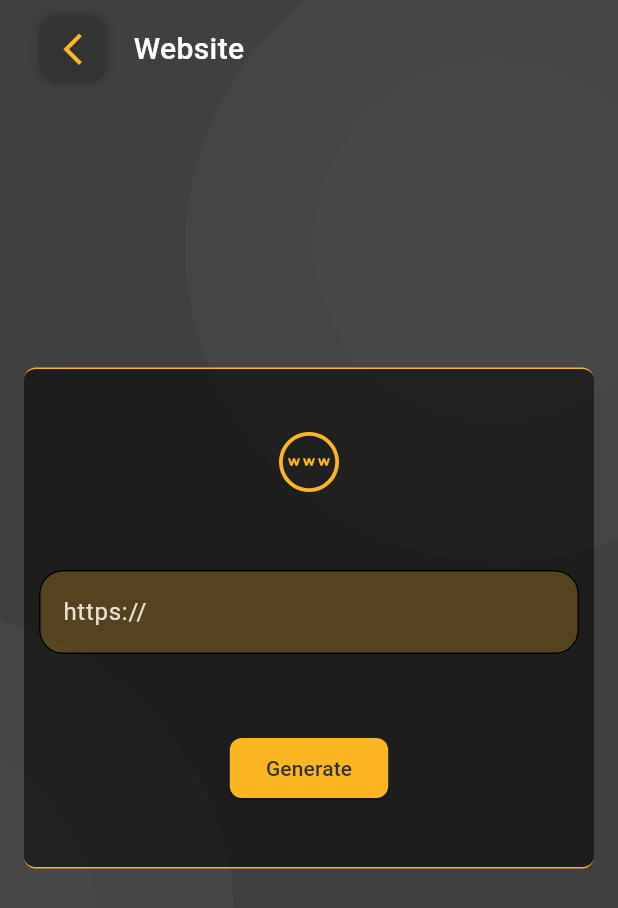
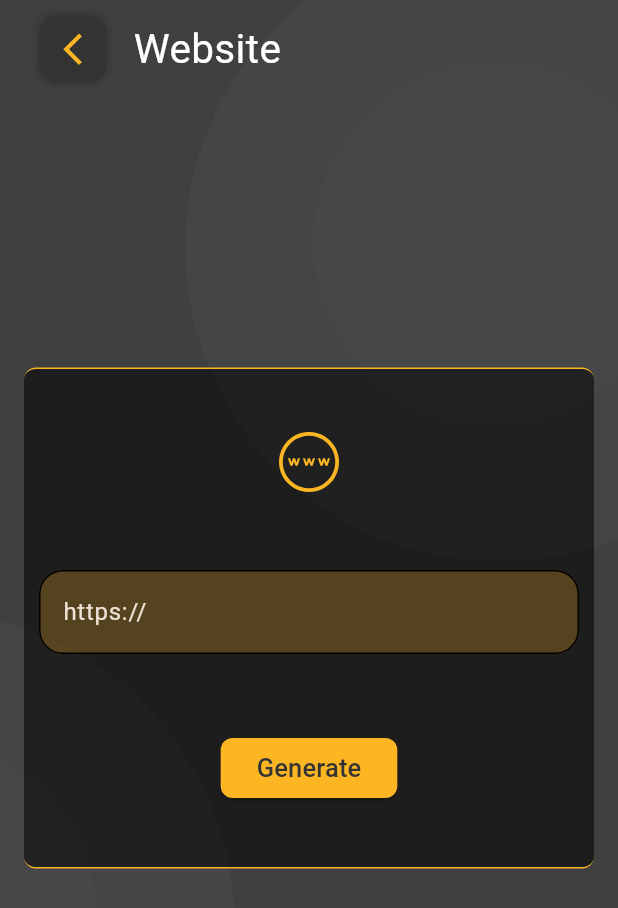
Before and after one commit to MuhammedHelal/qr_reader, a Flutter app: the WebsiteQrView screen opened directly, on a phone screen of 412 x 824 dp. Shown: the top 908 px of the screen. Run offline on Flutter 3.47's test engine with Material 3 defaults, Android fonts, the light colour scheme and no system bars; our stand-ins replace flutter_bloc, flutter_svg, fluttertoast, gallery_saver, gap, get_it and 9 more; missing offline and left inert: flutter_share, qr_code_scanner, qr_code_tools, wifi_iot; accounts and stored records are empty; Roboto replaces fonts that are missing (Itim); statements that could not run were skipped.

Commit message:
Add new text styles and apply them to various UI components
- Introduced new text styles: `white27W400` and `blackGreyish17W500` in `text_styles.dart`.
- Applied `white27W400` to the title in `CustomAppBar`.
- Updated the "Generate" button text style to `blackGreyish17W500` in multiple views: `email_qr_view.dart`, `event_qr_view.dart`, `sms_qr_view.dart`, `text_qr_view.dart`, `website_qr_view.dart`, and `wifi_qr_view.dart`.

This change standardizes the text styles across the application, improving consistency and readability.

```diff
--- a/lib/core/utils/text_styles.dart
+++ b/lib/core/utils/text_styles.dart
@@ -30,6 +30,11 @@ abstract class AppTextStyles {
     fontSize: 24,
     fontWeight: FontWeight.w500,
   );
+  static const TextStyle white27W400 = TextStyle(
+    color: Colors.white,
+    fontSize: 27,
+    fontWeight: FontWeight.w400,
+  );
   static const TextStyle white17W400 = TextStyle(
     fontSize: 17,
     fontWeight: FontWeight.w400,
@@ -48,4 +53,9 @@ abstract class AppTextStyles {
     color: AppColors.blackGreyish,
     fontWeight: FontWeight.w600,
   );
+  static const TextStyle blackGreyish17W500 = TextStyle(
+    fontSize: 17,
+    color: AppColors.blackGreyish,
+    fontWeight: FontWeight.w500,
+  );
 }
--- a/lib/core/widgets/custom_appbar.dart
+++ b/lib/core/widgets/custom_appbar.dart
@@ -1,5 +1,6 @@
 import 'package:flutter/material.dart';
 import 'package:gap/gap.dart';
+import 'package:qr_reader/core/utils/text_styles.dart';
 import 'package:qr_reader/core/widgets/back_icon_widget.dart';
 
 class CustomAppBar extends StatelessWidget {
@@ -24,10 +25,7 @@ class CustomAppBar extends StatelessWidget {
               const Gap(8),
               Text(
                 title,
-                style: const TextStyle(
-                  fontSize: 20,
-                  fontWeight: FontWeight.w500,
-                ),
+                style: AppTextStyles.white27W400,
               ),
             ],
           ),
--- a/lib/features/generate_qr/presentation/views/email_qr_view.dart
+++ b/lib/features/generate_qr/presentation/views/email_qr_view.dart
@@ -1,6 +1,7 @@
 import 'package:flutter/material.dart';
 import 'package:gap/gap.dart';
 import 'package:qr_reader/core/functions/navbar_navigation.dart';
+import 'package:qr_reader/core/utils/text_styles.dart';
 import 'package:qr_reader/core/widgets/custom_appbar.dart';
 import 'package:qr_reader/core/widgets/show_qr_view_with_cubit.dart';
 import 'package:qr_reader/core/widgets/black_greyish_container.dart';
@@ -130,7 +131,10 @@ class _EmailQrViewState extends State<EmailQrView> {
                                 );
                               }
                             },
-                            child: const Text('Generate'),
+                            child: const Text(
+                              'Generate',
+                              style: AppTextStyles.blackGreyish17W500,
+                            ),
                           ),
                           const Gap(42),
                         ],
--- a/lib/features/generate_qr/presentation/views/event_qr_view.dart
+++ b/lib/features/generate_qr/presentation/views/event_qr_view.dart
@@ -1,6 +1,7 @@
 import 'package:flutter/material.dart';
 import 'package:gap/gap.dart';
 import 'package:qr_reader/core/functions/navbar_navigation.dart';
+import 'package:qr_reader/core/utils/text_styles.dart';
 import 'package:qr_reader/core/widgets/custom_appbar.dart';
 import 'package:qr_reader/core/widgets/show_qr_view_with_cubit.dart';
 import 'package:qr_reader/core/widgets/black_greyish_container.dart';
@@ -213,7 +214,10 @@ END:VCALENDAR''';
                                 ShowQrViewWithCubit(ics),
                               );
                             },
-                            child: const Text('Generate'),
+                            child: const Text(
+                              'Generate',
+                              style: AppTextStyles.blackGreyish17W500,
+                            ),
                           ),
                           const Gap(42),
                         ],
--- a/lib/features/generate_qr/presentation/views/sms_qr_view.dart
+++ b/lib/features/generate_qr/presentation/views/sms_qr_view.dart
@@ -1,6 +1,7 @@
 import 'package:flutter/material.dart';
 import 'package:gap/gap.dart';
 import 'package:qr_reader/core/functions/navbar_navigation.dart';
+import 'package:qr_reader/core/utils/text_styles.dart';
 import 'package:qr_reader/core/widgets/custom_appbar.dart';
 import 'package:qr_reader/core/widgets/show_qr_view_with_cubit.dart';
 import 'package:qr_reader/core/widgets/black_greyish_container.dart';
@@ -108,7 +109,10 @@ class _SmsQrViewState extends State<SmsQrView> {
                                 );
                               }
                             },
-                            child: const Text('Generate'),
+                            child: const Text(
+                              'Generate',
+                              style: AppTextStyles.blackGreyish17W500,
+                            ),
                           ),
                           const Gap(42),
                         ],
--- a/lib/features/generate_qr/presentation/views/text_qr_view.dart
+++ b/lib/features/generate_qr/presentation/views/text_qr_view.dart
@@ -1,6 +1,7 @@
 import 'package:flutter/material.dart';
 import 'package:gap/gap.dart';
 import 'package:qr_reader/core/functions/navbar_navigation.dart';
+import 'package:qr_reader/core/utils/text_styles.dart';
 import 'package:qr_reader/core/widgets/custom_appbar.dart';
 import 'package:qr_reader/core/widgets/show_qr_view_with_cubit.dart';
 import 'package:qr_reader/core/widgets/black_greyish_container.dart';
@@ -84,7 +85,10 @@ class _TextQrViewState extends State<TextQrView> {
                                 );
                               }
                             },
-                            child: const Text('Generate'),
+                            child: const Text(
+                              'Generate',
+                              style: AppTextStyles.blackGreyish17W500,
+                            ),
                           ),
                           const Gap(42),
                         ],
--- a/lib/features/generate_qr/presentation/views/website_qr_view.dart
+++ b/lib/features/generate_qr/presentation/views/website_qr_view.dart
@@ -4,6 +4,7 @@ import 'package:gap/gap.dart';
 import 'package:qr_reader/core/functions/is_url.dart';
 import 'package:qr_reader/core/functions/navbar_navigation.dart';
 import 'package:qr_reader/core/utils/assets.dart';
+import 'package:qr_reader/core/utils/text_styles.dart';
 import 'package:qr_reader/core/widgets/custom_appbar.dart';
 import 'package:qr_reader/core/widgets/show_qr_view_with_cubit.dart';
 import 'package:qr_reader/core/widgets/black_greyish_container.dart';
@@ -20,7 +21,6 @@ class _WebsiteQrViewState extends State<WebsiteQrView> {
   late final TextEditingController controller;
   late final GlobalKey<FormState> formKey;
   @override
-
   void initState() {
     super.initState();
     formKey = GlobalKey<FormState>();
@@ -89,7 +89,10 @@ class _WebsiteQrViewState extends State<WebsiteQrView> {
                                 );
                               }
                             },
-                            child: const Text('Generate'),
+                            child: const Text(
+                              'Generate',
+                              style: AppTextStyles.blackGreyish17W500,
+                            ),
                           ),
                           const Gap(42),
                         ],
--- a/lib/features/generate_qr/presentation/views/wifi_qr_view.dart
+++ b/lib/features/generate_qr/presentation/views/wifi_qr_view.dart
@@ -1,6 +1,7 @@
 import 'package:flutter/material.dart';
 import 'package:gap/gap.dart';
 import 'package:qr_reader/core/functions/navbar_navigation.dart';
+import 'package:qr_reader/core/utils/text_styles.dart';
 import 'package:qr_reader/core/widgets/custom_appbar.dart';
 import 'package:qr_reader/core/widgets/show_qr_view_with_cubit.dart';
 import 'package:qr_reader/core/widgets/black_greyish_container.dart';
@@ -149,7 +150,10 @@ class _WifiQrViewState extends State<WifiQrView> {
                                 );
                               }
                             },
-                            child: const Text('Generate'),
+                            child: const Text(
+                              'Generate',
+                              style: AppTextStyles.blackGreyish17W500,
+                            ),
                           ),
                           const Gap(42),
                         ],
```
